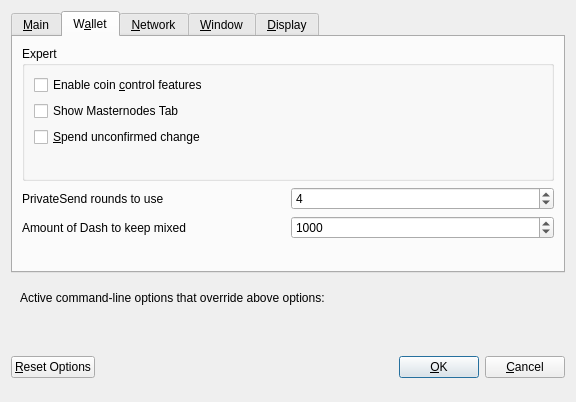
Above: src/qt/forms/optionsdialog.ui from ioncoincore/ion before the change. Below: the same form after it.
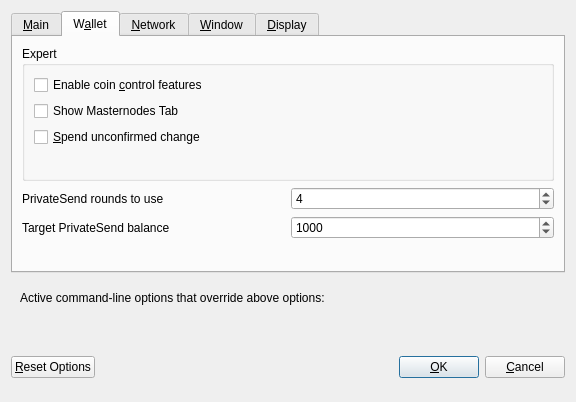
That is the form after the change. The open tabs and pages were chosen to show the change. Custom widgets are drawn as their Qt base class.

Commit message:
Tweak few more strings re mixing and balances (#3265)
* Tweak few more strings re mixing and balances

* "Fully mixed"/"mixed" -> "PrivateSend"

* Apply suggestions from code review

```diff
--- a/src/qt/forms/optionsdialog.ui
+++ b/src/qt/forms/optionsdialog.ui
@@ -236,7 +236,7 @@
             <string notr="true"/>
            </property>
            <property name="text">
-            <string>Amount of Dash to keep mixed</string>
+            <string>Target PrivateSend balance</string>
            </property>
           </widget>
          </item>
```
The commit also changes 4 other files.
